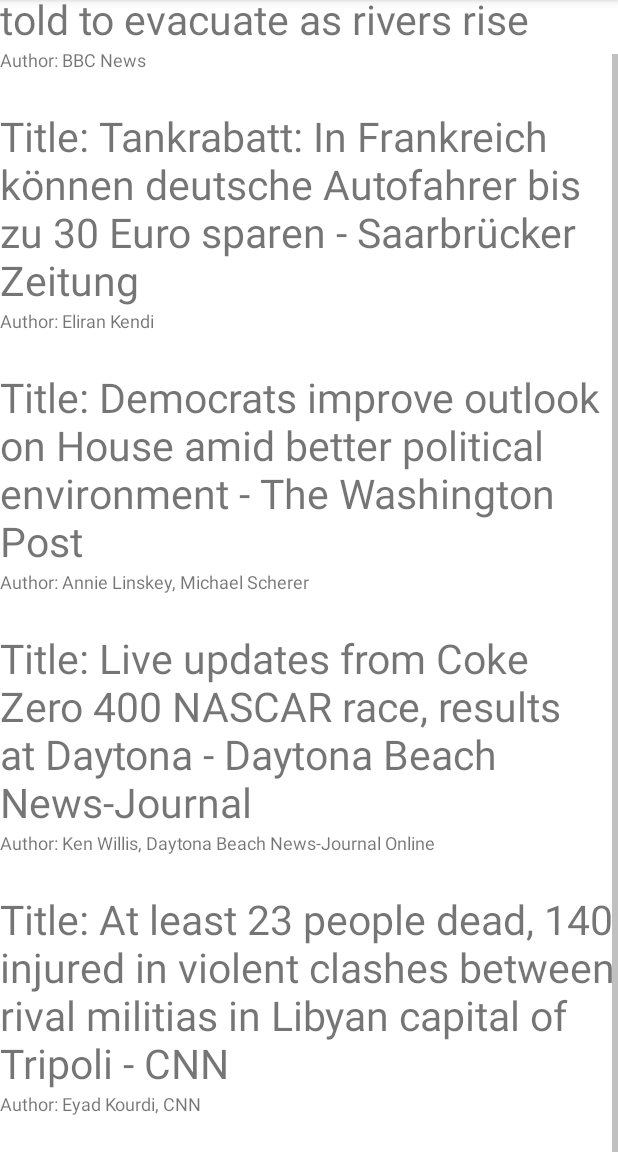
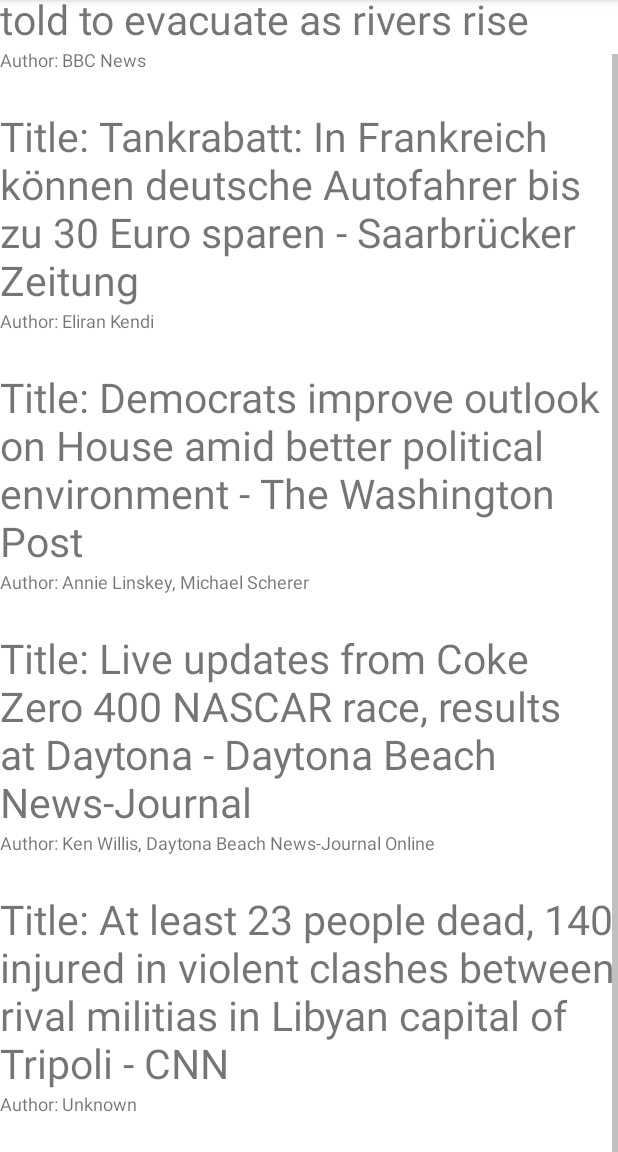
Before and after one commit to AscentionOne/CapstoneNewsApp, an Android app: the screen it shows after launch (MainActivity), scrolled down 38 dp, on a phone screen of 412 x 824 dp, the part 84-1236 px from its top. Run offline under Robolectric (Android 15) with nearby library versions, the phone set to English and light mode, and no system bars.

Commit message:
Create a custom ArticleView to wraps the custom layout
1. Create a custom ArticleView to wraps the custom layout
2. Update ArticleView from using ConstraintLayout to merge
3. add elvis operator to check then auther is null

```diff
--- a/app/src/main/java/com/kenchen/capstonenewsapp/MainActivity.kt
+++ b/app/src/main/java/com/kenchen/capstonenewsapp/MainActivity.kt
@@ -1,12 +1,9 @@
 package com.kenchen.capstonenewsapp
 
+import android.os.Bundle
 import androidx.appcompat.app.AppCompatActivity
-import android.os.Bundle
-import android.widget.TextView
-import androidx.constraintlayout.widget.ConstraintLayout
-import androidx.core.view.children
 import com.kenchen.capstonenewsapp.databinding.ActivityMainBinding
-import com.kenchen.capstonenewsapp.databinding.ArticleViewBinding
+import com.kenchen.capstonenewsapp.views.ArticleView
 
 class MainActivity : AppCompatActivity() {
     // using view binding
@@ -26,10 +23,14 @@ class MainActivity : AppCompatActivity() {
         val dummyNews = mockNewsService.getDummyNews()
 
         dummyNews.forEach { newsArticle ->
-            ArticleViewBinding.inflate(layoutInflater, binding.newsContainer, true).apply {
-                titleTextView.text = getString(R.string.news_title, newsArticle.value.title)
-                authorTextView.text = getString(R.string.news_author, newsArticle.value.author)
-            }
+//            ArticleViewBinding.inflate(layoutInflater, binding.newsContainer, true).apply {
+//                titleTextView.text = getString(R.string.news_title, newsArticle.value.title)
+//                authorTextView.text = getString(R.string.news_author, newsArticle.value.author)
+//            }
+            val articleView = ArticleView(this)
+            articleView.setTitleText(newsArticle.value.title)
+            articleView.setAuthorText(newsArticle.value.author)
+            binding.newsContainer.addView(articleView)
         }
     }
 }
--- a/app/src/main/java/com/kenchen/capstonenewsapp/NewsService.kt
+++ b/app/src/main/java/com/kenchen/capstonenewsapp/NewsService.kt
@@ -47,7 +47,8 @@ class NewsService {
         ),
         5 to Article(
             source = Source("cnn", "CNN"),
-            author = "Eyad Kourdi, CNN",
+            author = null,
+//            author = "Eyad Kourdi, CNN",
             title = "At least 23 people dead, 140 injured in violent clashes between rival militias in Libyan capital of Tripoli - CNN",
             description = "At least 23 people have died and 140 been injured in violent clashes between rival Libyan militias across the country's capital of Tripoli, the Libyan Ministry of Health said Saturday.",
             url = "https://www.cnn.com/2022/08/27/world/violent-clashes-rival-militias-libya/index.html",
--- /dev/null
+++ b/app/src/main/java/com/kenchen/capstonenewsapp/views/ArticleView.kt
@@ -0,0 +1,26 @@
+package com.kenchen.capstonenewsapp.views
+
+import android.content.Context
+import android.util.AttributeSet
+import android.view.LayoutInflater
+import androidx.constraintlayout.widget.ConstraintLayout
+import com.kenchen.capstonenewsapp.R
+import com.kenchen.capstonenewsapp.databinding.ArticleViewBinding
+
+class ArticleView @JvmOverloads constructor(
+    context: Context,
+    attrs: AttributeSet? = null,
+    defStyleAttr: Int = 0,
+    defStyleRes: Int = 0,
+) : ConstraintLayout(context, attrs, defStyleAttr, defStyleRes) {
+
+    private val binding = ArticleViewBinding.inflate(LayoutInflater.from(context), this)
+
+    fun setTitleText(name: String) {
+        binding.titleTextView.text = resources.getString(R.string.news_title, name)
+    }
+
+    fun setAuthorText(name: String?) {
+        binding.authorTextView.text = resources.getString(R.string.news_author, name ?: "Unknown")
+    }
+}
--- a/app/src/main/res/layout/article_view.xml
+++ b/app/src/main/res/layout/article_view.xml
@@ -1,9 +1,10 @@
 <?xml version="1.0" encoding="utf-8"?>
-<androidx.constraintlayout.widget.ConstraintLayout xmlns:android="http://schemas.android.com/apk/res/android"
+<merge xmlns:android="http://schemas.android.com/apk/res/android"
     xmlns:app="http://schemas.android.com/apk/res-auto"
     xmlns:tools="http://schemas.android.com/tools"
     android:layout_width="match_parent"
-    android:layout_height="match_parent">
+    android:layout_height="match_parent"
+    tools:parentTag="androidx.constraintlayout.widget.ConstraintLayout">
 
     <TextView
         android:id="@+id/titleTextView"
@@ -32,4 +33,4 @@
         app:layout_constraintStart_toStartOf="parent"
         app:layout_constraintTop_toBottomOf="@+id/authorTextView" />
 
-</androidx.constraintlayout.widget.ConstraintLayout>
+</merge>
```
